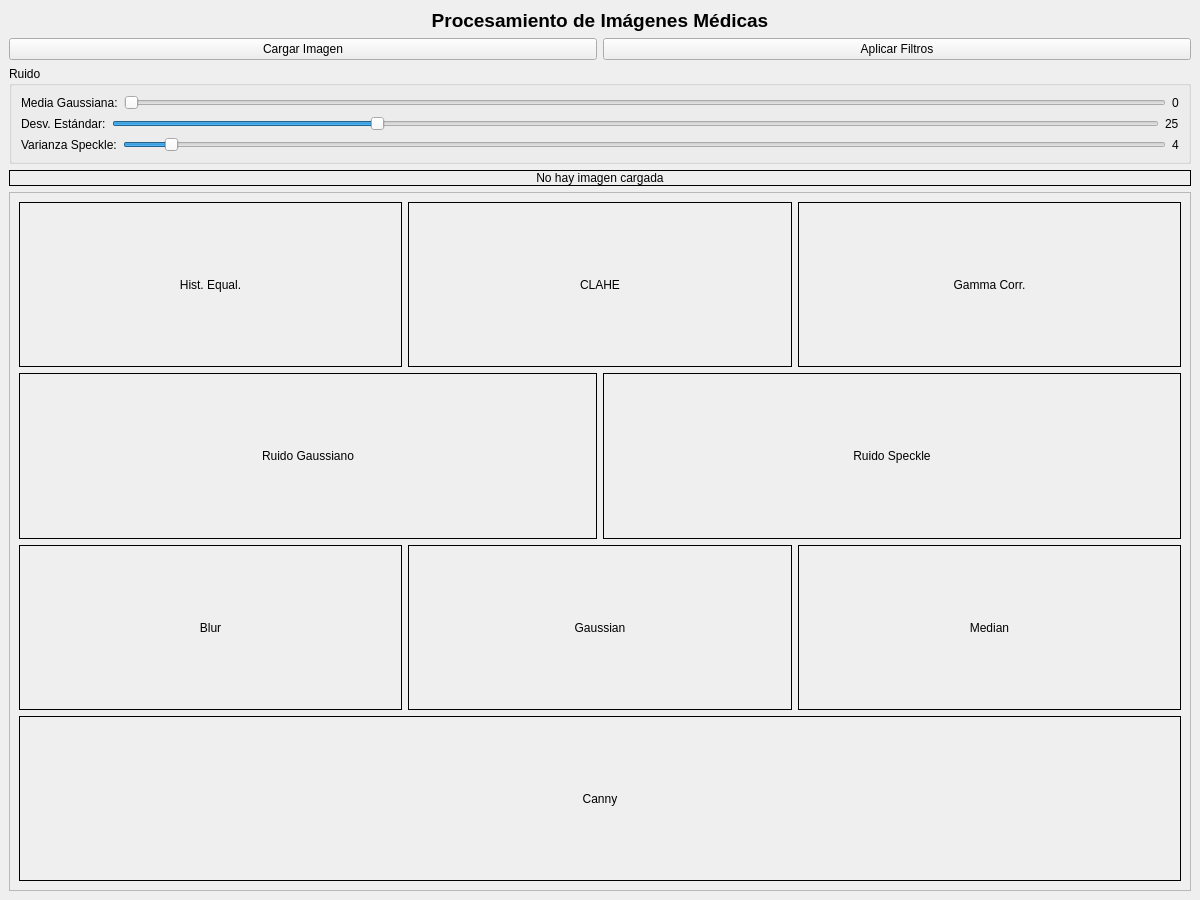
This is gui/mainwindow.ui in EduardoArce03/OpenCV_ITK_MedicalImage as Qt 5 draws it before an edit. The edited form follows.
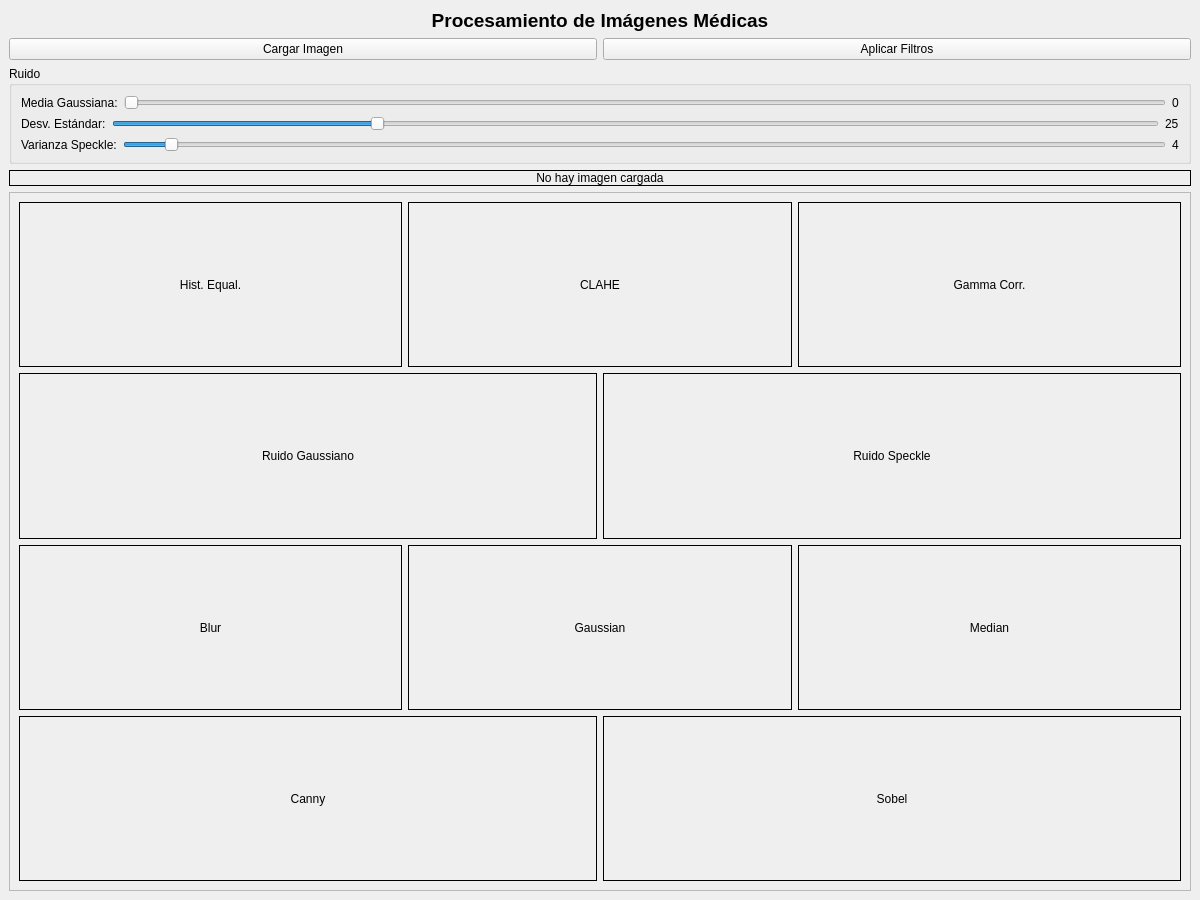
This is the edited form.

Patch:
```diff
--- a/gui/mainwindow.ui
+++ b/gui/mainwindow.ui
@@ -335,6 +335,20 @@
                                                 </property>
                                             </widget>
                                         </item>
+                                        <!-- Agrega esta etiqueta para Sobel -->
+                                        <item>
+                                            <widget class="QLabel" name="sobelLabel">
+                                                <property name="text">
+                                                    <string>Sobel</string>
+                                                </property>
+                                                <property name="alignment">
+                                                    <set>Qt::AlignCenter</set>
+                                                </property>
+                                                <property name="frameShape">
+                                                    <enum>QFrame::Box</enum>
+                                                </property>
+                                            </widget>
+                                        </item>
                                     </layout>
                                 </item>
                             </layout>
```
